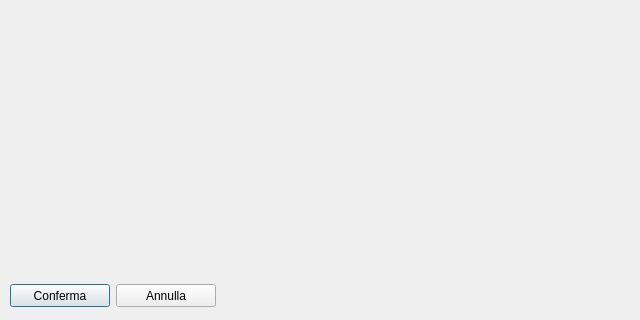
The window that client/src/ui/chooseavatardialog.ui (klaalk/klapklap) describes before a commit, drawn with Qt 5; both pictures show x 0 to 640 and y 160 to 480 of the 640 by 480 pixel window.
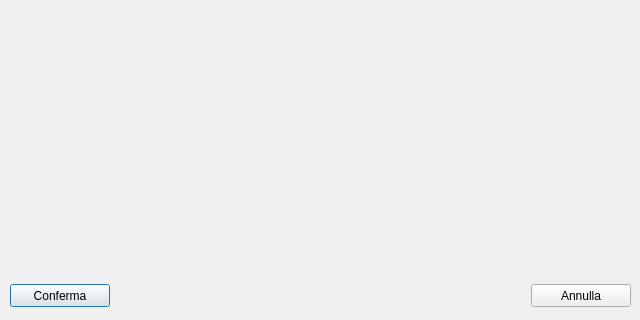
The same window after the commit.

Diff of the .ui file:
```diff
--- a/client/src/ui/chooseavatardialog.ui
+++ b/client/src/ui/chooseavatardialog.ui
@@ -68,34 +68,6 @@
       </property>
      </widget>
     </item>
-    <item>
-     <widget class="QPushButton" name="cancelBtn">
-      <property name="minimumSize">
-       <size>
-        <width>100</width>
-        <height>23</height>
-       </size>
-      </property>
-      <property name="maximumSize">
-       <size>
-        <width>100</width>
-        <height>23</height>
-       </size>
-      </property>
-      <property name="sizeIncrement">
-       <size>
-        <width>100</width>
-        <height>23</height>
-       </size>
-      </property>
-      <property name="text">
-       <string>Annulla</string>
-      </property>
-      <property name="class" stdset="0">
-       <string>SecondaryBtn</string>
-      </property>
-     </widget>
-    </item>
     <item>
      <spacer name="horizontalSpacer">
       <property name="orientation">
@@ -109,6 +81,34 @@
       </property>
      </spacer>
     </item>
+    <item>
+     <widget class="QPushButton" name="cancelBtn">
+      <property name="minimumSize">
+       <size>
+        <width>100</width>
+        <height>23</height>
+       </size>
+      </property>
+      <property name="maximumSize">
+       <size>
+        <width>100</width>
+        <height>23</height>
+       </size>
+      </property>
+      <property name="sizeIncrement">
+       <size>
+        <width>100</width>
+        <height>23</height>
+       </size>
+      </property>
+      <property name="text">
+       <string>Annulla</string>
+      </property>
+      <property name="class" stdset="0">
+       <string>SecondaryBtn</string>
+      </property>
+     </widget>
+    </item>
    </layout>
   </widget>
  </widget>
```
Left out of the diff: 6 changed lines with no effect on the pictures.
